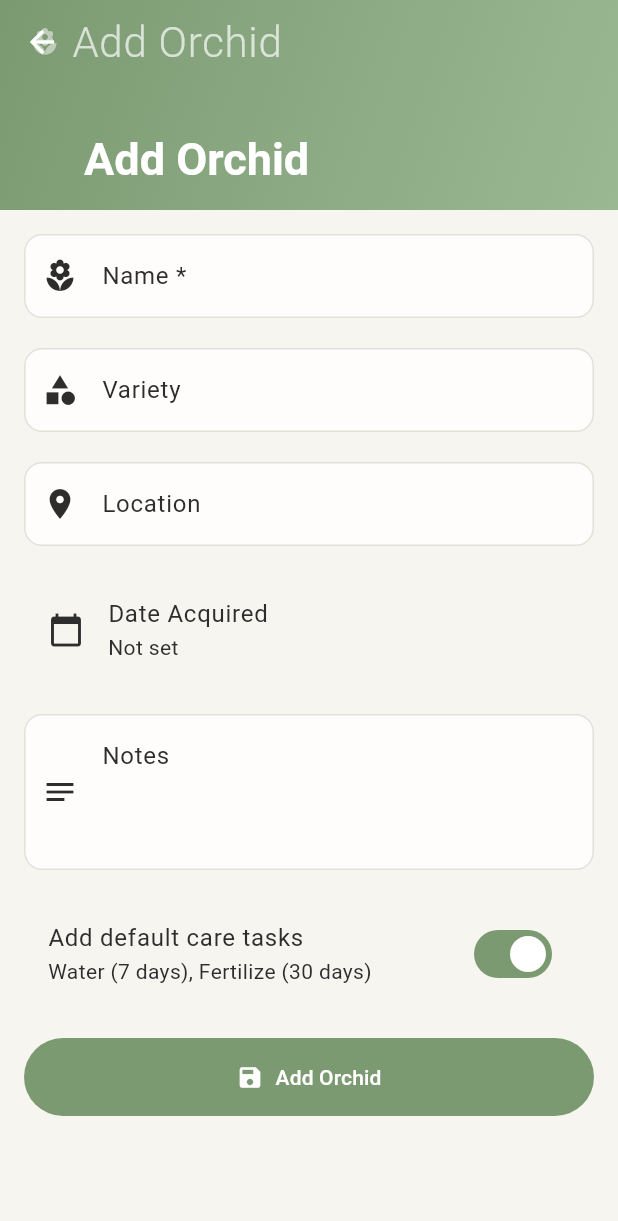
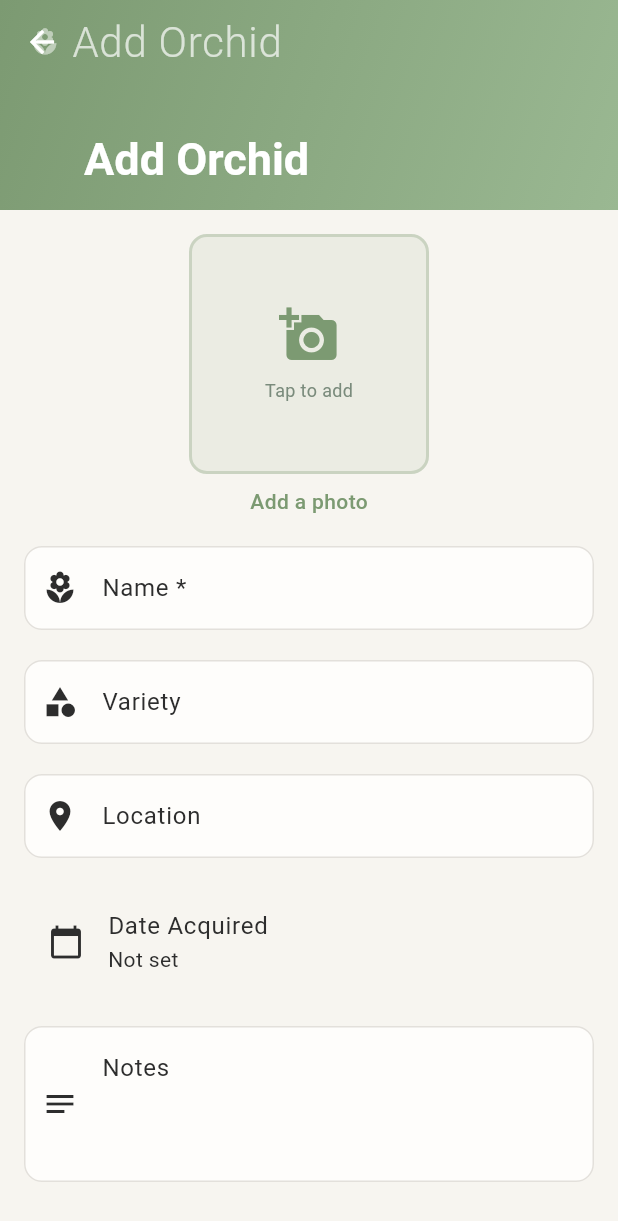
Before and after one commit to AllStarPlumberBob/OrchidLife-public, a Flutter app: the screen it shows after launch, item 2 of the bottom bar chosen, after a tap on "Add Orchid", on a phone screen of 412 x 824 dp. Shown: the top 1221 px of the screen. Run offline on Flutter 3.47's test engine with Material 3 defaults, Android fonts, the phone set to English and light mode, and no system bars; our stand-ins replace drift, flutter_local_notifications, image_picker, permission_handler, share_plus, shared_preferences and 1 more; missing offline and left inert: android_intent_plus, light_sensor; accounts and stored records are empty; generated files the repository leaves out were written again.

Commit message:
fix: Enable edge-to-edge mode for transparent Android system nav bar
Enable modern edge-to-edge rendering so the app draws behind the system
navigation bar with transparent bars. Add dynamic bottom padding on
pushed screens to prevent content clipping behind the system nav bar.
Also adds photo picker to the add/edit orchid form.

Co-Authored-By: Claude Opus 4.6 <noreply@anthropic.com>

```diff
--- a/lib/main.dart
+++ b/lib/main.dart
@@ -1,4 +1,5 @@
 import 'package:flutter/material.dart';
+import 'package:flutter/services.dart';
 import 'package:provider/provider.dart';
 import 'package:shared_preferences/shared_preferences.dart';
 import 'database/database.dart';
@@ -9,6 +10,14 @@ import 'screens/main_navigation.dart';
 
 void main() async {
   WidgetsFlutterBinding.ensureInitialized();
+
+  // Enable edge-to-edge rendering (transparent system nav bar)
+  SystemChrome.setEnabledSystemUIMode(SystemUiMode.edgeToEdge);
+  SystemChrome.setSystemUIOverlayStyle(const SystemUiOverlayStyle(
+    systemNavigationBarColor: Colors.transparent,
+    systemNavigationBarDividerColor: Colors.transparent,
+    systemNavigationBarIconBrightness: Brightness.dark,
+  ));
 
   // Initialize database
   final database = AppDatabase();
--- a/lib/screens/add_edit_orchid_screen.dart
+++ b/lib/screens/add_edit_orchid_screen.dart
@@ -1,4 +1,8 @@
+import 'dart:io';
 import 'package:flutter/material.dart';
+import 'package:image_picker/image_picker.dart';
+import 'package:path/path.dart' as p;
+import 'package:path_provider/path_provider.dart';
 import 'package:provider/provider.dart';
 import 'package:drift/drift.dart' show Value;
 import '../database/database.dart';
@@ -24,7 +28,9 @@ class _AddEditOrchidScreenState extends State<AddEditOrchidScreen> {
   late TextEditingController _locationController;
   late TextEditingController _notesController;
   DateTime? _dateAcquired;
+  String? _photoPath;
   bool _addDefaultTasks = true;
+  final _imagePicker = ImagePicker();
 
   // Common orchid varieties for quick selection
   static const _commonVarieties = [
@@ -47,6 +53,7 @@ class _AddEditOrchidScreenState extends State<AddEditOrchidScreen> {
     _locationController = TextEditingController(text: widget.orchid?.location ?? '');
     _notesController = TextEditingController(text: widget.orchid?.notes ?? '');
     _dateAcquired = widget.orchid?.dateAcquired;
+    _photoPath = widget.orchid?.photoPath;
   }
 
   @override
@@ -64,6 +71,10 @@ class _AddEditOrchidScreenState extends State<AddEditOrchidScreen> {
               padding: const EdgeInsets.all(16),
               sliver: SliverList(
                 delegate: SliverChildListDelegate([
+                  // Photo
+                  _buildPhotoSection(),
+                  const SizedBox(height: 20),
+
                   // Name
                   TextFormField(
                     controller: _nameController,
@@ -181,8 +192,8 @@ class _AddEditOrchidScreenState extends State<AddEditOrchidScreen> {
                       padding: const EdgeInsets.symmetric(vertical: 16),
                     ),
                   ),
-                  // Bottom spacing for floating nav on pushed screens
-                  const SizedBox(height: 32),
+                  // Bottom spacing for floating nav + system nav bar inset
+                  SizedBox(height: 32 + MediaQuery.of(context).padding.bottom),
                 ]),
               ),
             ),
@@ -190,6 +201,122 @@ class _AddEditOrchidScreenState extends State<AddEditOrchidScreen> {
         ),
       ),
     );
+  }
+
+  Widget _buildPhotoSection() {
+    return Center(
+      child: GestureDetector(
+        onTap: _showPhotoOptions,
+        child: Column(
+          children: [
+            Container(
+              width: 160,
+              height: 160,
+              decoration: BoxDecoration(
+                color: AppTheme.primary.withValues(alpha: 0.1),
+                borderRadius: BorderRadius.circular(AppTheme.radiusMedium),
+                border: Border.all(
+                  color: AppTheme.primary.withValues(alpha: 0.3),
+                  width: 2,
+                ),
+              ),
+              child: _photoPath != null
+                  ? ClipRRect(
+                      borderRadius: BorderRadius.circular(AppTheme.radiusMedium - 1),
+                      child: Image.file(
+                        File(_photoPath!),
+                        fit: BoxFit.cover,
+                        errorBuilder: (_, __, ___) => _buildPhotoPlaceholder(),
+                      ),
+                    )
+                  : _buildPhotoPlaceholder(),
+            ),
+            const SizedBox(height: 8),
+            Text(
+              _photoPath != null ? 'Tap to change photo' : 'Add a photo',
+              style: const TextStyle(
+                color: AppTheme.primary,
+                fontWeight: FontWeight.w500,
+              ),
+            ),
+          ],
+        ),
+      ),
+    );
+  }
+
+  Widget _buildPhotoPlaceholder() {
+    return const Column(
+      mainAxisAlignment: MainAxisAlignment.center,
+      children: [
+        Icon(Icons.add_a_photo, color: AppTheme.primary, size: 40),
+        SizedBox(height: 8),
+        Text(
+          'Tap to add',
+          style: TextStyle(color: AppTheme.textSecondary, fontSize: 12),
+        ),
+      ],
+    );
+  }
+
+  void _showPhotoOptions() {
+    showModalBottomSheet(
+      context: context,
+      builder: (context) => SafeArea(
+        child: Column(
+          mainAxisSize: MainAxisSize.min,
+          children: [
+            ListTile(
+              leading: const Icon(Icons.camera_alt),
+              title: const Text('Take Photo'),
+              onTap: () {
+                Navigator.pop(context);
+                _pickImage(ImageSource.camera);
+              },
+            ),
+            ListTile(
+              leading: const Icon(Icons.photo_library),
+              title: const Text('Choose from Gallery'),
+              onTap: () {
+                Navigator.pop(context);
+                _pickImage(ImageSource.gallery);
+              },
+            ),
+            if (_photoPath != null)
+              ListTile(
+                leading: const Icon(Icons.delete, color: AppTheme.statusOverdue),
+                title: const Text('Remove Photo',
+                    style: TextStyle(color: AppTheme.statusOverdue)),
+                onTap: () {
+                  Navigator.pop(context);
+                  setState(() => _photoPath = null);
+                },
+              ),
+          ],
+        ),
+      ),
+    );
+  }
+
+  Future<void> _pickImage(ImageSource source) async {
+    final picked = await _imagePicker.pickImage(
+      source: source,
+      maxWidth: 1024,
+      maxHeight: 1024,
+      imageQuality: 85,
+    );
+    if (picked == null) return;
+
+    // Copy to app documents directory for persistence
+    final appDir = await getApplicationDocumentsDirectory();
+    final photosDir = Directory(p.join(appDir.path, 'orchid_photos'));
+    if (!await photosDir.exists()) {
+      await photosDir.create(recursive: true);
+    }
+    final fileName = 'orchid_${DateTime.now().millisecondsSinceEpoch}${p.extension(picked.path)}';
+    final savedFile = await File(picked.path).copy(p.join(photosDir.path, fileName));
+
+    setState(() => _photoPath = savedFile.path);
   }
 
   Future<void> _selectDate() async {
@@ -215,6 +342,7 @@ class _AddEditOrchidScreenState extends State<AddEditOrchidScreen> {
         name: _nameController.text.trim(),
         variety: Value(_varietyController.text.trim().isEmpty ? null : _varietyController.text.trim()),
         location: Value(_locationController.text.trim().isEmpty ? null : _locationController.text.trim()),
+        photoPath: Value(_photoPath),
         notes: Value(_notesController.text.trim().isEmpty ? null : _notesController.text.trim()),
         dateAcquired: Value(_dateAcquired),
       ));
@@ -231,6 +359,7 @@ class _AddEditOrchidScreenState extends State<AddEditOrchidScreen> {
         name: _nameController.text.trim(),
         variety: Value(_varietyController.text.trim().isEmpty ? null : _varietyController.text.trim()),
         location: Value(_locationController.text.trim().isEmpty ? null : _locationController.text.trim()),
+        photoPath: Value(_photoPath),
         notes: Value(_notesController.text.trim().isEmpty ? null : _notesController.text.trim()),
         dateAcquired: Value(_dateAcquired),
       ));
--- a/lib/screens/orchid_detail_screen.dart
+++ b/lib/screens/orchid_detail_screen.dart
@@ -71,7 +71,7 @@ class OrchidDetailScreen extends StatelessWidget {
                     _buildCareTasksSection(context, db),
                     const SizedBox(height: 16),
                     _buildCareHistorySection(context, db),
-                    const SizedBox(height: 32),
+                    SizedBox(height: 32 + MediaQuery.of(context).padding.bottom),
                   ]),
                 ),
               ),
--- a/lib/screens/orchid_list_screen.dart
+++ b/lib/screens/orchid_list_screen.dart
@@ -95,7 +95,7 @@ class OrchidListScreen extends StatelessWidget {
         },
       ),
       floatingActionButton: Padding(
-        padding: const EdgeInsets.only(bottom: 8),
+        padding: const EdgeInsets.only(bottom: 24),
         child: FloatingActionButton.extended(
           onPressed: () => _navigateToAddOrchid(context),
           icon: const Icon(Icons.add),
--- a/lib/screens/settings_screen.dart
+++ b/lib/screens/settings_screen.dart
@@ -202,7 +202,7 @@ class _SettingsScreenState extends State<SettingsScreen> {
                   // TODO: Open email
                 },
               ),
-              const SizedBox(height: 32),
+              SizedBox(height: 32 + MediaQuery.of(context).padding.bottom),
             ]),
           ),
         ],
--- a/lib/screens/tools_screen.dart
+++ b/lib/screens/tools_screen.dart
@@ -1057,7 +1057,7 @@ class CareGuideScreen extends StatelessWidget {
                   'Repot every 1-2 years or when the medium breaks down. Use fresh orchid bark mix. '
                   'Best done after flowering when new roots are growing.',
                 ),
-                const SizedBox(height: 32),
+                SizedBox(height: 32 + MediaQuery.of(context).padding.bottom),
               ]),
             ),
           ),
```
Also changed, not shown: 1 other file.
